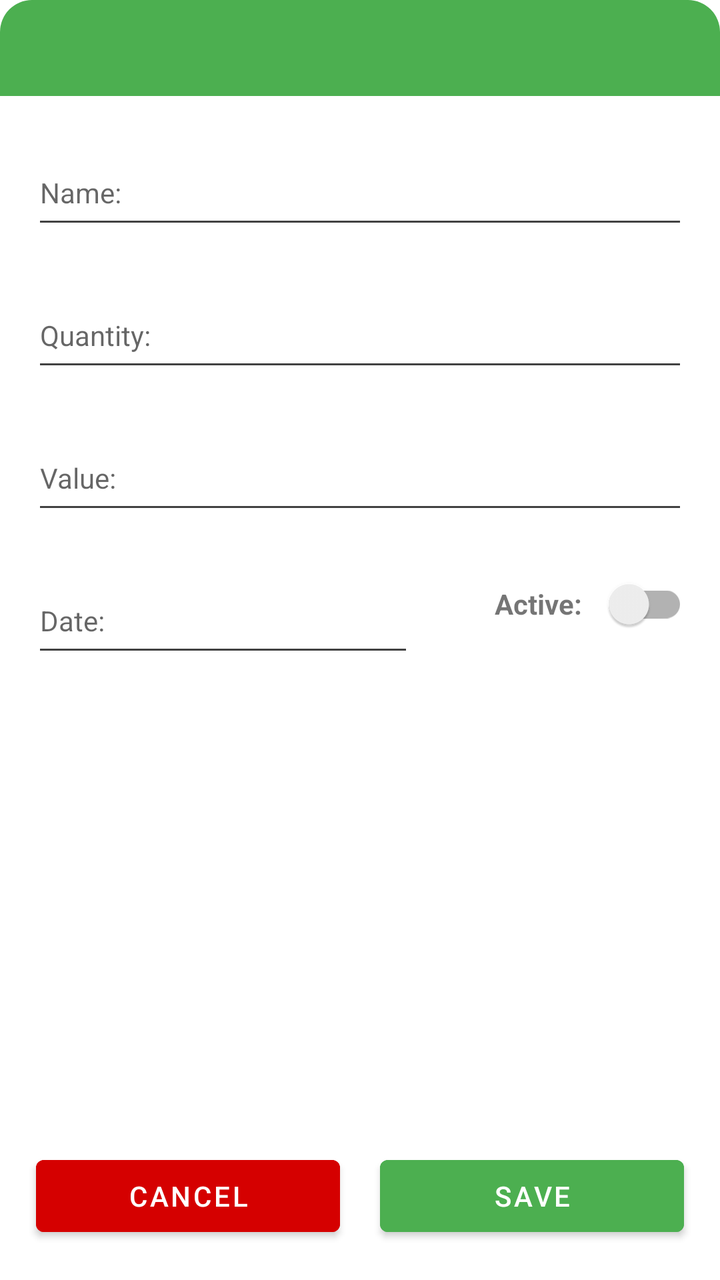
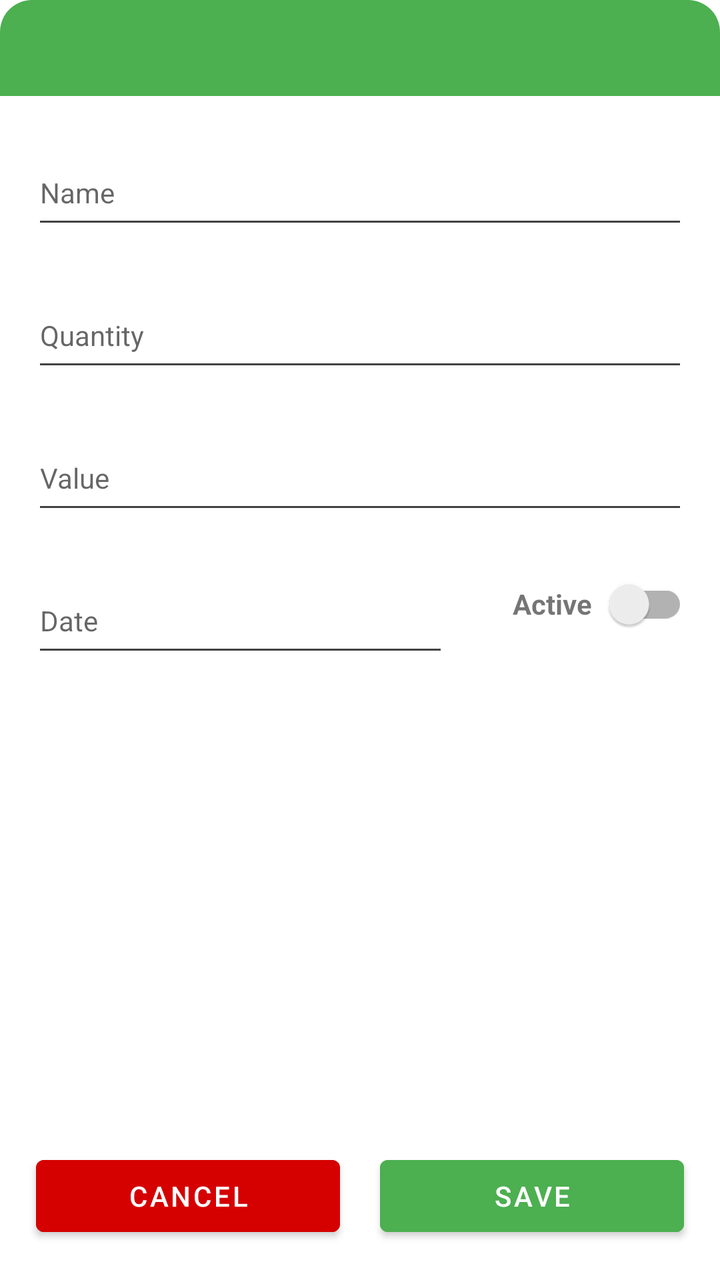

Screens rendered from an Android XML layout before and after an edit, with the pre-edit source and the edit as a unified diff.
<!-- AndroidManifest.xml: application theme AppTheme -->
<!-- res/layout/activity_payments_details.xml -->
<?xml version="1.0" encoding="utf-8"?>
<androidx.constraintlayout.widget.ConstraintLayout xmlns:android="http://schemas.android.com/apk/res/android"
    xmlns:app="http://schemas.android.com/apk/res-auto"
    xmlns:tools="http://schemas.android.com/tools"
    android:layout_width="match_parent"
    android:layout_height="match_parent"
    android:layout_margin="@dimen/default_material_margin"
    android:background="@drawable/layout_rounded_shape"
    android:orientation="vertical"
    tools:context=".ui.payments.PaymentsDetailsFragment"
    tools:ignore="PrivateResource">

    <TextView
        android:id="@+id/tvPaymentDetailsTitle"
        style="@style/TitleDetailsTextView"
        android:layout_width="match_parent"
        android:layout_height="@dimen/title_height"
        android:gravity="center"
        app:layout_constraintEnd_toEndOf="parent"
        app:layout_constraintStart_toStartOf="parent"
        app:layout_constraintTop_toTopOf="parent" />

    <com.google.android.material.textfield.TextInputLayout
        android:id="@+id/lytName"
        style="@style/Widget.MaterialComponents.TextInputLayout.OutlinedBox"
        android:layout_width="match_parent"
        android:layout_height="wrap_content"
        android:layout_margin="@dimen/default_material_margin"
        android:hint="@string/name"
        app:hintTextAppearance="@style/HintTextAppearance"
        app:layout_constraintEnd_toEndOf="parent"
        app:layout_constraintStart_toStartOf="parent"
        app:layout_constraintTop_toBottomOf="@id/tvPaymentDetailsTitle">

        <com.google.android.material.textfield.TextInputEditText
            android:id="@+id/etPaymentName"
            android:layout_width="match_parent"
            android:layout_height="@dimen/title_height"
            android:layout_weight="1"
            android:ems="10"
            android:inputType="textCapSentences"
            android:minHeight="@dimen/title_height"
            android:textAlignment="center"
            android:textSize="@dimen/card_subTitle_text_size"
            android:theme="@style/FocusEditTextTheme" />

    </com.google.android.material.textfield.TextInputLayout>

    <com.google.android.material.textfield.TextInputLayout
        android:id="@+id/lytQuantity"
        style="@style/Widget.MaterialComponents.TextInputLayout.OutlinedBox"
        android:layout_width="match_parent"
        android:layout_height="wrap_content"
        android:layout_margin="@dimen/default_material_margin"
        android:hint="@string/quantity"
        app:hintTextAppearance="@style/HintTextAppearance"
        app:layout_constraintEnd_toEndOf="parent"
        app:layout_constraintStart_toStartOf="parent"
        app:layout_constraintTop_toBottomOf="@id/lytName">

        <com.google.android.material.textfield.TextInputEditText
            android:id="@+id/etPaymentQuantity"
            android:layout_width="match_parent"
            android:layout_height="@dimen/title_height"
            android:layout_weight="1"
            android:ems="10"
            android:inputType="number"
            android:maxLength="3"
            android:minHeight="@dimen/title_height"
            android:textAlignment="center"
            android:textSize="@dimen/card_subTitle_text_size"
            android:theme="@style/FocusEditTextTheme" />

    </com.google.android.material.textfield.TextInputLayout>

    <com.google.android.material.textfield.TextInputLayout
        android:id="@+id/lytValue"
        style="@style/Widget.MaterialComponents.TextInputLayout.OutlinedBox"
        android:layout_width="match_parent"
        android:layout_height="wrap_content"
        android:layout_margin="@dimen/default_material_margin"
        android:hint="@string/value"
        app:hintTextAppearance="@style/HintTextAppearance"
        app:layout_constraintEnd_toEndOf="parent"
        app:layout_constraintStart_toStartOf="parent"
        app:layout_constraintTop_toBottomOf="@id/lytQuantity">

        <com.google.android.material.textfield.TextInputEditText
            android:id="@+id/etPaymentValue"
            android:layout_width="match_parent"
            android:layout_height="@dimen/title_height"
            android:layout_weight="1"
            android:ems="10"
            android:inputType="numberDecimal"
            android:minHeight="@dimen/title_height"
            android:textAlignment="center"
            android:textSize="@dimen/card_subTitle_text_size"
            android:theme="@style/FocusEditTextTheme" />

    </com.google.android.material.textfield.TextInputLayout>

    <com.google.android.material.textfield.TextInputLayout
        android:id="@+id/lytDate"
        style="@style/Widget.MaterialComponents.TextInputLayout.OutlinedBox"
        android:layout_width="@dimen/zero"
        android:layout_height="wrap_content"
        android:layout_margin="@dimen/default_material_margin"
        android:hint="@string/date"
        app:hintTextAppearance="@style/HintTextAppearance"
        app:layout_constraintEnd_toStartOf="@id/lytActive"
        app:layout_constraintStart_toStartOf="parent"
        app:layout_constraintTop_toBottomOf="@id/lytValue">

        <com.google.android.material.textfield.TextInputEditText
            android:id="@+id/etPaymentDate"
            android:layout_width="match_parent"
            android:layout_height="@dimen/title_height"
            android:layout_weight="1"
            android:ems="10"
            android:inputType="date"
            android:minHeight="@dimen/title_height"
            android:textAlignment="center"
            android:textSize="@dimen/card_subTitle_text_size"
            android:theme="@style/FocusEditTextTheme" />

    </com.google.android.material.textfield.TextInputLayout>

    <LinearLayout
        android:id="@+id/lytActive"
        android:layout_width="wrap_content"
        android:layout_height="wrap_content"
        android:layout_margin="@dimen/default_material_margin"
        android:orientation="horizontal"
        app:layout_constraintEnd_toEndOf="parent"
        app:layout_constraintStart_toEndOf="@id/lytDate"
        app:layout_constraintTop_toBottomOf="@id/lytValue">

        <TextView
            android:layout_width="60dp"
            android:layout_height="match_parent"
            android:gravity="center"
            android:text="@string/active"
            android:textStyle="bold" />

        <androidx.appcompat.widget.SwitchCompat
            android:id="@+id/payment_active"
            android:layout_width="@dimen/switch_size"
            android:layout_height="match_parent"
            android:layout_gravity="center"
            tools:ignore="UseSwitchCompatOrMaterialXml" />

    </LinearLayout>

    <include
        android:id="@+id/lytFooter"
        layout="@layout/options_footer_bar"
        android:layout_width="@dimen/zero"
        android:layout_height="wrap_content"
        android:layout_margin="@dimen/half_material_margin"
        app:layout_constraintBottom_toBottomOf="parent"
        app:layout_constraintEnd_toEndOf="parent"
        app:layout_constraintStart_toStartOf="parent" />

</androidx.constraintlayout.widget.ConstraintLayout>
<!-- res/layout/options_footer_bar.xml (included above) -->
<?xml version="1.0" encoding="utf-8"?>
<LinearLayout xmlns:android="http://schemas.android.com/apk/res/android"
    style="?android:attr/buttonBarStyle"
    android:layout_width="match_parent"
    android:layout_height="wrap_content"
    android:layout_margin="@dimen/five_margin"
    android:orientation="horizontal">

    <com.google.android.material.button.MaterialButton
        android:id="@+id/cancel_button"
        android:layout_width="match_parent"
        android:layout_height="match_parent"
        android:layout_margin="@dimen/ten_margin"
        android:layout_weight="@dimen/full_layout_weight"
        android:backgroundTint="@color/colorRed"
        android:gravity="center"
        android:text="@string/cancel"
        android:textColor="@color/design_default_color_background" />

    <com.google.android.material.button.MaterialButton
        android:id="@+id/save_button"
        android:layout_width="match_parent"
        android:layout_height="match_parent"
        android:layout_margin="@dimen/ten_margin"
        android:layout_weight="@dimen/full_layout_weight"
        android:backgroundTint="@color/colorPrimary"
        android:gravity="center"
        android:text="@string/save"
        android:textColor="@color/design_default_color_background" />
</LinearLayout>
<!-- resources referenced by this layout -->
<resources>
  <color name="colorPrimary">#4CAF50</color>
  <color name="colorRed">#D50000</color>
  <dimen name="card_subTitle_text_size">14sp</dimen>
  <dimen name="default_material_margin">16dp</dimen>
  <dimen name="five_margin">5dp</dimen>
  <dimen name="full_layout_weight">1</dimen>
  <dimen name="half_material_margin">8dp</dimen>
  <dimen name="switch_size">45dp</dimen>
  <dimen name="ten_margin">10dp</dimen>
  <dimen name="title_height">48dp</dimen>
  <dimen name="zero">0dp</dimen>
  <!-- drawable layout_rounded_shape (drawable) -->
  <?xml version="1.0" encoding="utf-8"?>
  <shape xmlns:android="http://schemas.android.com/apk/res/android"
      android:shape="rectangle">
      <solid android:color="@color/colorWhite" />
      <corners android:radius="@dimen/default_material_margin" />
  </shape>
  <string name="active">Active:</string>
  <string name="cancel">Cancel</string>
  <string name="date">Date:</string>
  <string name="name">Name:</string>
  <string name="quantity">Quantity:</string>
  <string name="save">Save</string>
  <string name="value">Value:</string>
  <style name="FocusEditTextTheme" parent="Theme.AppCompat.Light.DarkActionBar">
          <item name="colorControlNormal">@color/defaultFontColor</item>
          <item name="colorControlActivated">@color/colorPrimary</item>
          <item name="colorControlHighlight">@color/colorPrimary</item>
      </style>
  <style name="HintTextAppearance" parent="TextAppearance.AppCompat">
          <item name="android:textColor">@color/colorPrimary</item>
          <item name="android:textSize">16sp</item>
          <item name="android:textStyle">bold</item>
      </style>
  <style name="TitleDetailsTextView" parent="Theme.AppCompat.Light.DarkActionBar">
          <item name="android:textSize">16sp</item>
          <item name="android:textStyle">bold</item>
          <item name="android:textAlignment">gravity</item>
          <item name="android:textColor">@color/colorWhite</item>
          <item name="android:background">@drawable/layout_top_rounded_shape</item>
          <item name="android:gravity">center|center_horizontal|center_vertical</item>
      </style>
  <style name="AppTheme" parent="Theme.MaterialComponents.Light.DarkActionBar">
          
          <item name="colorPrimary">@color/colorPrimary</item>
          <item name="colorPrimaryDark">@color/colorPrimaryDark</item>
          <item name="colorAccent">@color/colorPrimary</item>
          
          <item name="bottomSheetDialogTheme">@style/AppBottomSheetDialogTheme</item>
          <item name="materialCalendarStyle">@style/Widget.MaterialComponents.MaterialCalendar</item>
          <item name="materialCalendarFullscreenTheme">
              @style/ThemeOverlay.MaterialComponents.MaterialCalendar.Fullscreen
          </item>
          <item name="materialCalendarTheme">@style/ThemeOverlay.MaterialComponents.MaterialCalendar
          </item>
      </style>
  <color name="colorWhite">#FFFFFF</color>
  <color name="defaultFontColor">#424242</color>
  <!-- drawable layout_top_rounded_shape (drawable) -->
  <?xml version="1.0" encoding="utf-8"?>
  <shape xmlns:android="http://schemas.android.com/apk/res/android"
      android:shape="rectangle">
      <solid android:color="@color/colorPrimary" />
      <corners
          android:topLeftRadius="@dimen/default_material_margin"
          android:topRightRadius="@dimen/default_material_margin" />
  </shape>
  <color name="colorPrimaryDark">#388E3C</color>
  <style name="AppBottomSheetDialogTheme" parent="Theme.Design.Light.BottomSheetDialog">
          <item name="bottomSheetStyle">@style/AppModalStyle</item>
      </style>
  <style name="AppModalStyle" parent="Widget.Design.BottomSheet.Modal">
          <item name="android:background">@drawable/layout_rounded_shape</item>
      </style>
</resources>

<!-- the commit's change to res/layout/activity_payments_details.xml (unified diff, before → after) -->
@@ -12,7 +12,7 @@
 
     <TextView
         android:id="@+id/tvPaymentDetailsTitle"
-        style="@style/TitleDetailsTextView"
+        style="@style/TitleTopRoundedTextView"
         android:layout_width="match_parent"
         android:layout_height="@dimen/title_height"
         android:gravity="center"
@@ -36,7 +36,6 @@
             android:id="@+id/etPaymentName"
             android:layout_width="match_parent"
             android:layout_height="@dimen/title_height"
-            android:layout_weight="1"
             android:ems="10"
             android:inputType="textCapSentences"
             android:minHeight="@dimen/title_height"
@@ -62,7 +61,6 @@
             android:id="@+id/etPaymentQuantity"
             android:layout_width="match_parent"
             android:layout_height="@dimen/title_height"
-            android:layout_weight="1"
             android:ems="10"
             android:inputType="number"
             android:maxLength="3"
@@ -89,7 +87,6 @@
             android:id="@+id/etPaymentValue"
             android:layout_width="match_parent"
             android:layout_height="@dimen/title_height"
-            android:layout_weight="1"
             android:ems="10"
             android:inputType="numberDecimal"
             android:minHeight="@dimen/title_height"
@@ -115,7 +112,6 @@
             android:id="@+id/etPaymentDate"
             android:layout_width="match_parent"
             android:layout_height="@dimen/title_height"
-            android:layout_weight="1"
             android:ems="10"
             android:inputType="date"
             android:minHeight="@dimen/title_height"
@@ -136,7 +132,7 @@
         app:layout_constraintTop_toBottomOf="@id/lytValue">
 
         <TextView
-            android:layout_width="60dp"
+            android:layout_width="wrap_content"
             android:layout_height="match_parent"
             android:gravity="center"
             android:text="@string/active"
@@ -144,7 +140,7 @@
 
         <androidx.appcompat.widget.SwitchCompat
             android:id="@+id/payment_active"
-            android:layout_width="@dimen/switch_size"
+            android:layout_width="wrap_content"
             android:layout_height="match_parent"
             android:layout_gravity="center"
             tools:ignore="UseSwitchCompatOrMaterialXml" />
<!-- resource entries referenced after the edit -->
@@ -7,7 +7,6 @@
   <dimen name="five_margin">5dp</dimen>
   <dimen name="full_layout_weight">1</dimen>
   <dimen name="half_material_margin">8dp</dimen>
-  <dimen name="switch_size">45dp</dimen>
   <dimen name="ten_margin">10dp</dimen>
   <dimen name="title_height">48dp</dimen>
   <dimen name="zero">0dp</dimen>
@@ -18,13 +17,13 @@
       <solid android:color="@color/colorWhite" />
       <corners android:radius="@dimen/default_material_margin" />
   </shape>
-  <string name="active">Active:</string>
+  <string name="active">Active</string>
   <string name="cancel">Cancel</string>
-  <string name="date">Date:</string>
-  <string name="name">Name:</string>
-  <string name="quantity">Quantity:</string>
+  <string name="date">Date</string>
+  <string name="name">Name</string>
+  <string name="quantity">Quantity</string>
   <string name="save">Save</string>
-  <string name="value">Value:</string>
+  <string name="value">Value</string>
   <style name="FocusEditTextTheme" parent="Theme.AppCompat.Light.DarkActionBar">
           <item name="colorControlNormal">@color/defaultFontColor</item>
           <item name="colorControlActivated">@color/colorPrimary</item>
@@ -35,7 +34,7 @@
           <item name="android:textSize">16sp</item>
           <item name="android:textStyle">bold</item>
       </style>
-  <style name="TitleDetailsTextView" parent="Theme.AppCompat.Light.DarkActionBar">
+  <style name="TitleTopRoundedTextView" parent="Theme.AppCompat.Light.DarkActionBar">
           <item name="android:textSize">16sp</item>
           <item name="android:textStyle">bold</item>
           <item name="android:textAlignment">gravity</item>
@@ -45,9 +44,9 @@
       </style>
   <style name="AppTheme" parent="Theme.MaterialComponents.Light.DarkActionBar">
           
+          <item name="colorAccent">@color/colorPrimary</item>
           <item name="colorPrimary">@color/colorPrimary</item>
           <item name="colorPrimaryDark">@color/colorPrimaryDark</item>
-          <item name="colorAccent">@color/colorPrimary</item>
           
           <item name="bottomSheetDialogTheme">@style/AppBottomSheetDialogTheme</item>
           <item name="materialCalendarStyle">@style/Widget.MaterialComponents.MaterialCalendar</item>
